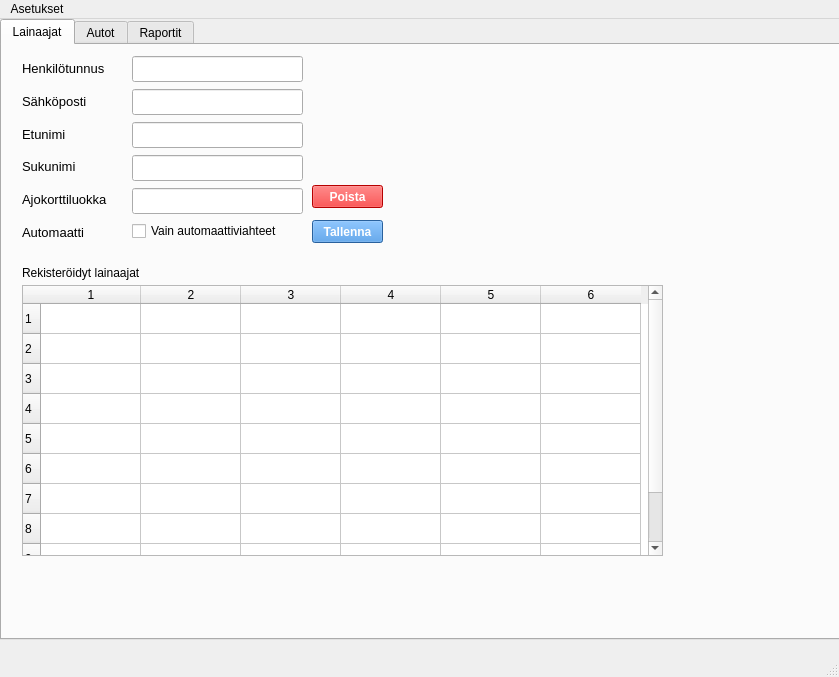
The window that administrative.ui (HennaSalla/Autolainaus_hallinta) describes before a commit, drawn with Qt 5.
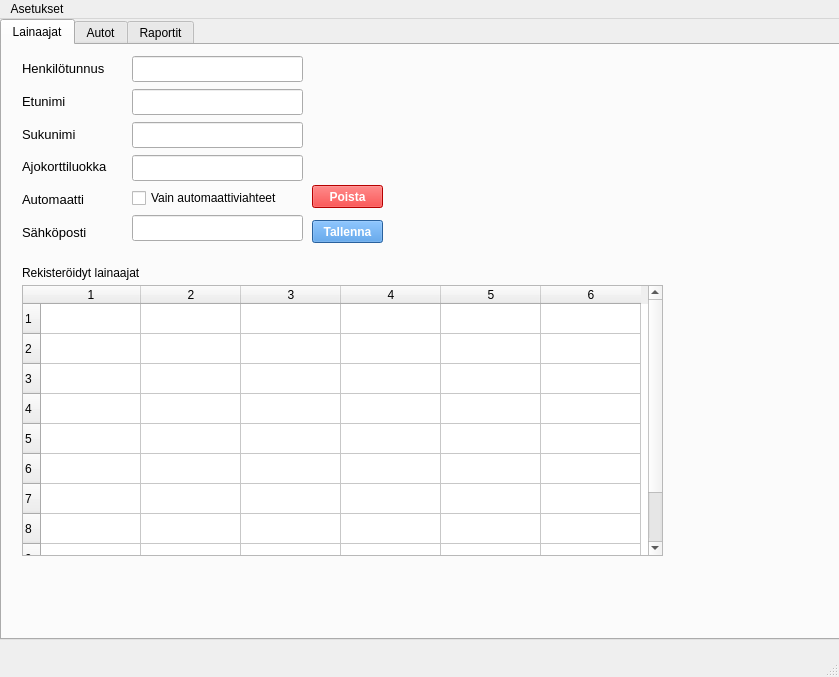
The same window after the commit. Icons and pictures are not drawn.

Commit message: 7.3.2025 tehty viimeisiä muutoksia toimivuuteen

```diff
--- a/administrative.ui
+++ b/administrative.ui
@@ -131,15 +131,6 @@
          </property>
         </widget>
        </item>
-       <item>
-        <widget class="QLineEdit" name="emailLineEdit">
-         <property name="font">
-          <font>
-           <pointsize>11</pointsize>
-          </font>
-         </property>
-        </widget>
-       </item>
        <item>
         <widget class="QLineEdit" name="firstNameLineEdit">
          <property name="font">
@@ -174,6 +165,15 @@
          </property>
         </widget>
        </item>
+       <item>
+        <widget class="QLineEdit" name="emailLineEdit">
+         <property name="font">
+          <font>
+           <pointsize>11</pointsize>
+          </font>
+         </property>
+        </widget>
+       </item>
       </layout>
      </widget>
      <widget class="QWidget" name="layoutWidget">
@@ -198,18 +198,6 @@
          </property>
         </widget>
        </item>
-       <item>
-        <widget class="QLabel" name="emailLabel">
-         <property name="font">
-          <font>
-           <pointsize>10</pointsize>
-          </font>
-         </property>
-         <property name="text">
-          <string>Sähköposti</string>
-         </property>
-        </widget>
-       </item>
        <item>
         <widget class="QLabel" name="firstNameLabel">
          <property name="font">
@@ -258,6 +246,18 @@
          </property>
         </widget>
        </item>
+       <item>
+        <widget class="QLabel" name="emailLabel">
+         <property name="font">
+          <font>
+           <pointsize>10</pointsize>
+          </font>
+         </property>
+         <property name="text">
+          <string>Sähköposti</string>
+         </property>
+        </widget>
+       </item>
       </layout>
      </widget>
      <widget class="QPushButton" name="deletePersonPushButton">
```
Left out of the diff: 2 changed lines with no effect on the pictures. The commit also changes 2 other files.
